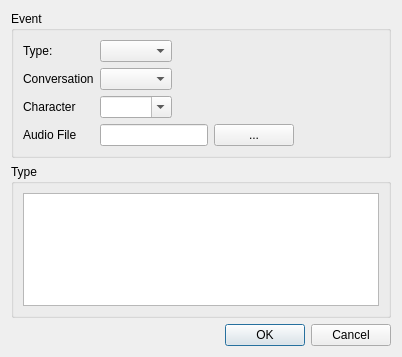
Qt form EventDialog.ui (MikeMcQuaid/Fabula) before a commit.
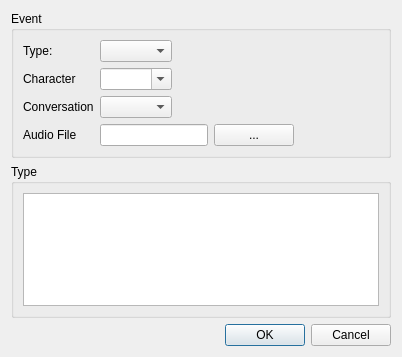
The same form after that commit.

Commit message: Allow editing conversations and events again.

What changed in the file:
```diff
--- a/EventDialog.ui
+++ b/EventDialog.ui
@@ -39,42 +39,28 @@
           </property>
          </widget>
         </item>
-        <item row="1" column="0">
+        <item row="2" column="0">
          <widget class="QLabel" name="conversationLabel">
           <property name="text">
            <string>Conversation</string>
           </property>
          </widget>
         </item>
-        <item row="1" column="1">
+        <item row="2" column="1">
          <widget class="QComboBox" name="conversationComboBox">
           <property name="editable">
            <bool>false</bool>
           </property>
          </widget>
         </item>
-        <item row="2" column="0">
-         <widget class="QLabel" name="characterLabel">
-          <property name="text">
-           <string>Character</string>
-          </property>
-         </widget>
-        </item>
-        <item row="2" column="1">
-         <widget class="QComboBox" name="characterComboBox">
-          <property name="editable">
-           <bool>true</bool>
-          </property>
-         </widget>
-        </item>
-        <item row="3" column="0">
+        <item row="4" column="0">
          <widget class="QLabel" name="audioFileLabel">
           <property name="text">
            <string>Audio File</string>
           </property>
          </widget>
         </item>
-        <item row="3" column="1">
+        <item row="4" column="1">
          <layout class="QHBoxLayout" name="audioFileHorizontalLayout">
           <item>
            <widget class="QLineEdit" name="audioFileLineEdit">
@@ -95,6 +81,20 @@
           </item>
          </layout>
         </item>
+        <item row="1" column="0">
+         <widget class="QLabel" name="characterLabel">
+          <property name="text">
+           <string>Character</string>
+          </property>
+         </widget>
+        </item>
+        <item row="1" column="1">
+         <widget class="QComboBox" name="characterComboBox">
+          <property name="editable">
+           <bool>true</bool>
+          </property>
+         </widget>
+        </item>
        </layout>
       </item>
      </layout>
```
The commit also changes 3 other files.
